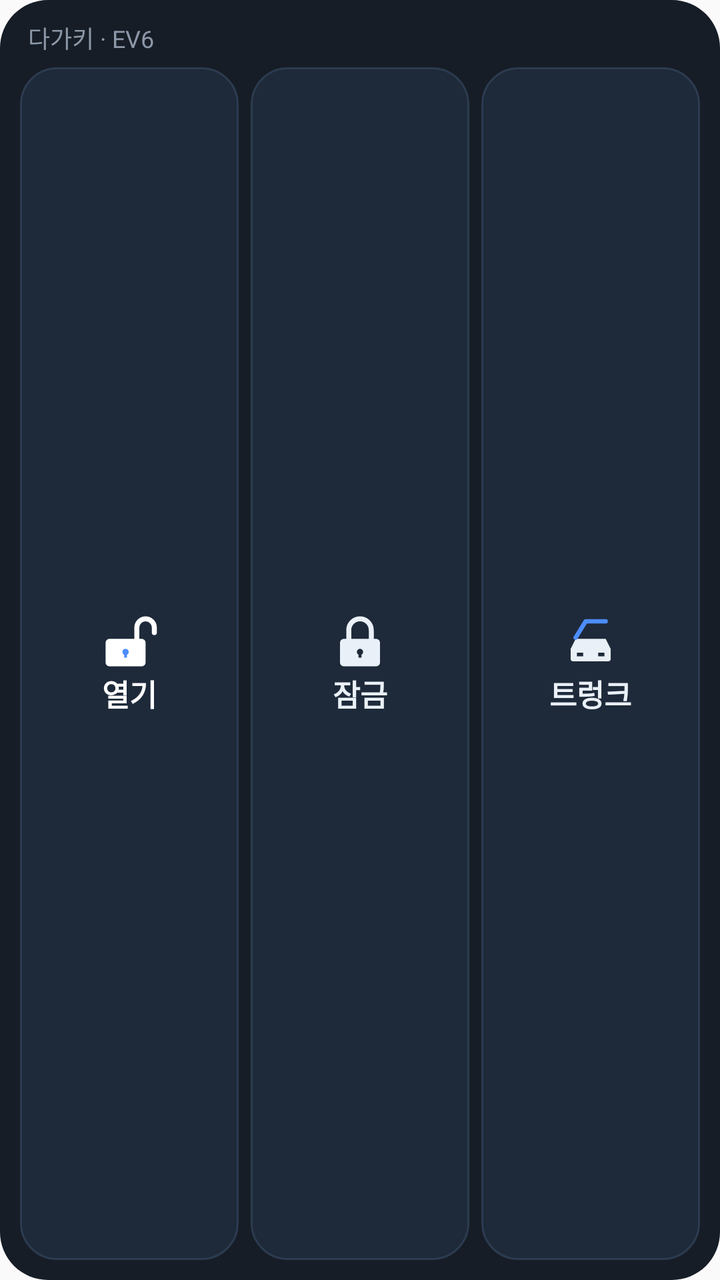
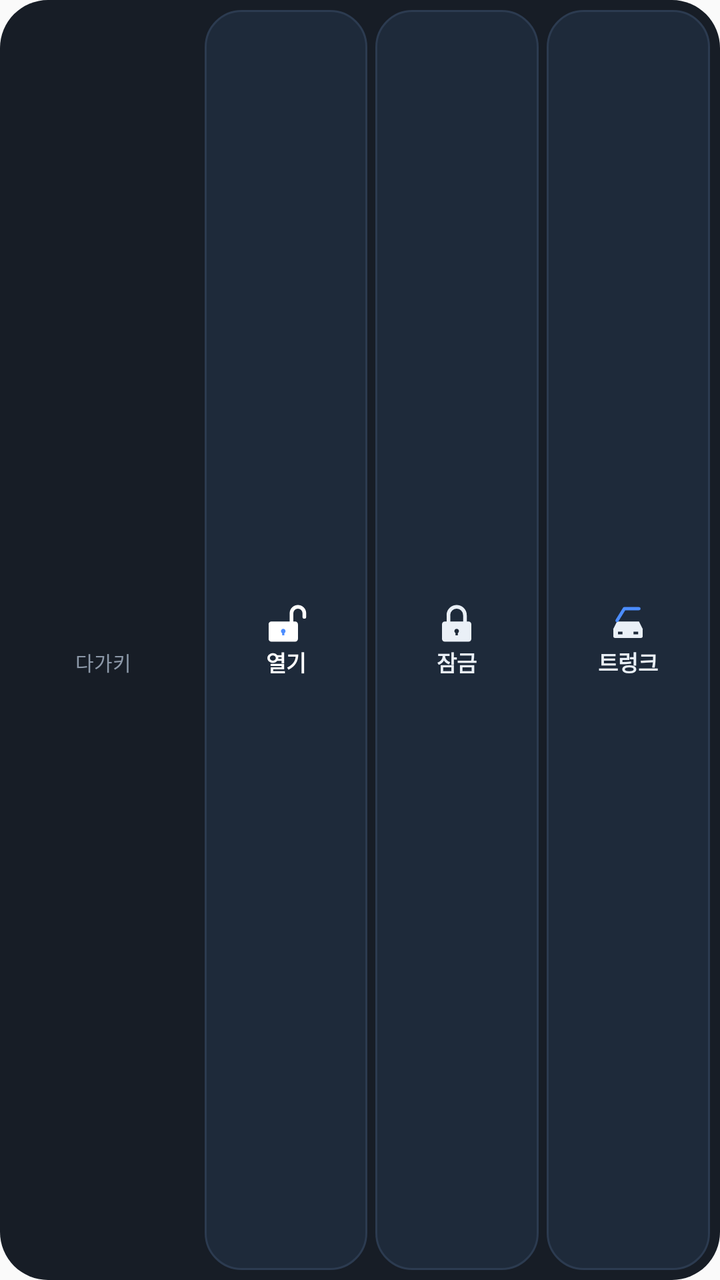

Two renders of the same Android screen: before a commit and after it. Below are the layout's source before the change and the commit's diff.
<!-- AndroidManifest.xml: application theme android:Theme.Material.Light.NoActionBar -->
<!-- res/layout/widget.xml -->
<?xml version="1.0" encoding="utf-8"?>
<LinearLayout xmlns:android="http://schemas.android.com/apk/res/android"
    android:layout_width="match_parent" android:layout_height="match_parent"
    android:orientation="vertical" android:padding="10dp" android:background="@drawable/widget_bg">
  <TextView android:id="@+id/w_title" android:layout_width="match_parent" android:layout_height="wrap_content"
      android:text="다가키 · EV6" android:textColor="#FF8C98A8" android:textSize="12sp" android:paddingStart="4dp" android:paddingBottom="6dp"/>
  <LinearLayout android:layout_width="match_parent" android:layout_height="0dp" android:layout_weight="1" android:orientation="horizontal">
    <LinearLayout android:id="@+id/w_unlock" android:layout_width="0dp" android:layout_height="match_parent" android:layout_weight="1"
        android:orientation="vertical" android:gravity="center" android:background="@drawable/widget_btn" android:layout_marginEnd="6dp">
      <ImageView android:layout_width="30dp" android:layout_height="30dp" android:src="@drawable/ic_btn_unlock"/>
      <TextView android:layout_width="wrap_content" android:layout_height="wrap_content" android:text="열기"
          android:textColor="#FFFFFFFF" android:textSize="15sp" android:textStyle="bold"/>
    </LinearLayout>
    <LinearLayout android:id="@+id/w_lock" android:layout_width="0dp" android:layout_height="match_parent" android:layout_weight="1"
        android:orientation="vertical" android:gravity="center" android:background="@drawable/widget_btn" android:layout_marginEnd="6dp">
      <ImageView android:layout_width="30dp" android:layout_height="30dp" android:src="@drawable/ic_btn_lock"/>
      <TextView android:layout_width="wrap_content" android:layout_height="wrap_content" android:text="잠금"
          android:textColor="#FFEAF0F7" android:textSize="15sp" android:textStyle="bold"/>
    </LinearLayout>
    <LinearLayout android:id="@+id/w_trunk" android:layout_width="0dp" android:layout_height="match_parent" android:layout_weight="1"
        android:orientation="vertical" android:gravity="center" android:background="@drawable/widget_btn">
      <ImageView android:layout_width="30dp" android:layout_height="30dp" android:src="@drawable/ic_btn_trunk"/>
      <TextView android:layout_width="wrap_content" android:layout_height="wrap_content" android:text="트렁크"
          android:textColor="#FFEAF0F7" android:textSize="15sp" android:textStyle="bold"/>
    </LinearLayout>
  </LinearLayout>
</LinearLayout>
<!-- resources referenced by this layout -->
<resources>
  <!-- drawable ic_btn_trunk (drawable) -->
  <vector xmlns:android="http://schemas.android.com/apk/res/android" android:width="48dp" android:height="48dp" android:viewportWidth="48" android:viewportHeight="48">
    
    <path android:pathData="M8,30 L12,22 H36 L40,30 V38 a2,2 0 0,1 -2,2 H10 a2,2 0 0,1 -2,-2 Z" android:fillColor="#FFEAF0F7"/>
    <path android:pathData="M12,21 L20,8 H36" android:strokeColor="#FF4C8DFF" android:strokeWidth="3.5" android:strokeLineCap="round" android:strokeLineJoin="round" android:fillColor="#00000000"/>
    <path android:pathData="M13,33 h5 v3 h-5 z M30,33 h5 v3 h-5 z" android:fillColor="#FF1E2A3A"/>
  </vector>
  <!-- drawable widget_bg (drawable) -->
  <shape xmlns:android="http://schemas.android.com/apk/res/android" android:shape="rectangle">
    <solid android:color="#F20B111B"/>
    <corners android:radius="24dp"/>
  </shape>
  <!-- drawable widget_btn (drawable) -->
  <selector xmlns:android="http://schemas.android.com/apk/res/android">
    
    <item android:state_pressed="true">
      <shape android:shape="rectangle"><solid android:color="#FF4C8DFF"/><corners android:radius="18dp"/></shape>
    </item>
    
    <item>
      <shape android:shape="rectangle"><solid android:color="#FF1E2A3A"/><corners android:radius="18dp"/>
        <stroke android:width="1dp" android:color="#FF2C3B50"/></shape>
    </item>
  </selector>
  <!-- unchanged entries left out for length: 2 -->
</resources>

<!-- the commit's change to res/layout/widget.xml (unified diff, before → after) -->
@@ -1,27 +1,30 @@
 <?xml version="1.0" encoding="utf-8"?>
 <LinearLayout xmlns:android="http://schemas.android.com/apk/res/android"
     android:layout_width="match_parent" android:layout_height="match_parent"
-    android:orientation="vertical" android:padding="10dp" android:background="@drawable/widget_bg">
-  <TextView android:id="@+id/w_title" android:layout_width="match_parent" android:layout_height="wrap_content"
-      android:text="다가키 · EV6" android:textColor="#FF8C98A8" android:textSize="12sp" android:paddingStart="4dp" android:paddingBottom="6dp"/>
-  <LinearLayout android:layout_width="match_parent" android:layout_height="0dp" android:layout_weight="1" android:orientation="horizontal">
-    <LinearLayout android:id="@+id/w_unlock" android:layout_width="0dp" android:layout_height="match_parent" android:layout_weight="1"
-        android:orientation="vertical" android:gravity="center" android:background="@drawable/widget_btn" android:layout_marginEnd="6dp">
-      <ImageView android:layout_width="30dp" android:layout_height="30dp" android:src="@drawable/ic_btn_unlock"/>
-      <TextView android:layout_width="wrap_content" android:layout_height="wrap_content" android:text="열기"
-          android:textColor="#FFFFFFFF" android:textSize="15sp" android:textStyle="bold"/>
-    </LinearLayout>
-    <LinearLayout android:id="@+id/w_lock" android:layout_width="0dp" android:layout_height="match_parent" android:layout_weight="1"
-        android:orientation="vertical" android:gravity="center" android:background="@drawable/widget_btn" android:layout_marginEnd="6dp">
-      <ImageView android:layout_width="30dp" android:layout_height="30dp" android:src="@drawable/ic_btn_lock"/>
-      <TextView android:layout_width="wrap_content" android:layout_height="wrap_content" android:text="잠금"
-          android:textColor="#FFEAF0F7" android:textSize="15sp" android:textStyle="bold"/>
-    </LinearLayout>
-    <LinearLayout android:id="@+id/w_trunk" android:layout_width="0dp" android:layout_height="match_parent" android:layout_weight="1"
-        android:orientation="vertical" android:gravity="center" android:background="@drawable/widget_btn">
-      <ImageView android:layout_width="30dp" android:layout_height="30dp" android:src="@drawable/ic_btn_trunk"/>
-      <TextView android:layout_width="wrap_content" android:layout_height="wrap_content" android:text="트렁크"
-          android:textColor="#FFEAF0F7" android:textSize="15sp" android:textStyle="bold"/>
-    </LinearLayout>
+    android:orientation="horizontal" android:padding="5dp" android:gravity="center_vertical"
+    android:background="@drawable/widget_bg">
+  <LinearLayout android:id="@+id/w_app" android:layout_width="0dp" android:layout_height="match_parent" android:layout_weight="1.15"
+      android:orientation="vertical" android:gravity="center" android:background="@drawable/widget_btn_app" android:layout_marginEnd="4dp">
+    <ImageView android:layout_width="22dp" android:layout_height="22dp" android:src="@mipmap/ic_launcher"/>
+    <TextView android:id="@+id/w_title" android:layout_width="wrap_content" android:layout_height="wrap_content"
+        android:text="다가키" android:textColor="#FF8C98A8" android:textSize="10sp" android:maxLines="1" android:ellipsize="end"/>
+  </LinearLayout>
+  <LinearLayout android:id="@+id/w_unlock" android:layout_width="0dp" android:layout_height="match_parent" android:layout_weight="1"
+      android:orientation="vertical" android:gravity="center" android:background="@drawable/widget_btn" android:layout_marginEnd="4dp">
+    <ImageView android:layout_width="22dp" android:layout_height="22dp" android:src="@drawable/ic_btn_unlock"/>
+    <TextView android:layout_width="wrap_content" android:layout_height="wrap_content" android:text="열기"
+        android:textColor="#FFFFFFFF" android:textSize="11sp" android:textStyle="bold"/>
+  </LinearLayout>
+  <LinearLayout android:id="@+id/w_lock" android:layout_width="0dp" android:layout_height="match_parent" android:layout_weight="1"
+      android:orientation="vertical" android:gravity="center" android:background="@drawable/widget_btn" android:layout_marginEnd="4dp">
+    <ImageView android:layout_width="22dp" android:layout_height="22dp" android:src="@drawable/ic_btn_lock"/>
+    <TextView android:layout_width="wrap_content" android:layout_height="wrap_content" android:text="잠금"
+        android:textColor="#FFEAF0F7" android:textSize="11sp" android:textStyle="bold"/>
+  </LinearLayout>
+  <LinearLayout android:id="@+id/w_trunk" android:layout_width="0dp" android:layout_height="match_parent" android:layout_weight="1"
+      android:orientation="vertical" android:gravity="center" android:background="@drawable/widget_btn">
+    <ImageView android:layout_width="22dp" android:layout_height="22dp" android:src="@drawable/ic_btn_trunk"/>
+    <TextView android:layout_width="wrap_content" android:layout_height="wrap_content" android:text="트렁크"
+        android:textColor="#FFEAF0F7" android:textSize="11sp" android:textStyle="bold"/>
   </LinearLayout>
 </LinearLayout>
<!-- resource entries referenced after the edit -->
@@ -24,6 +24,41 @@
         <stroke android:width="1dp" android:color="#FF2C3B50"/></shape>
     </item>
   </selector>
+  <!-- drawable widget_btn_app (drawable) -->
+  <selector xmlns:android="http://schemas.android.com/apk/res/android">
+    <item android:state_pressed="true">
+      <shape android:shape="rectangle"><solid android:color="#FF2C3B50"/><corners android:radius="16dp"/></shape>
+    </item>
+    <item>
+      <shape android:shape="rectangle"><solid android:color="#00000000"/><corners android:radius="16dp"/></shape>
+    </item>
+  </selector>
+  <!-- mipmap ic_launcher (mipmap-anydpi-v26) -->
+  <?xml version="1.0" encoding="utf-8"?>
+  <adaptive-icon xmlns:android="http://schemas.android.com/apk/res/android">
+    <background android:drawable="@drawable/ic_bg"/>
+    <foreground android:drawable="@drawable/ic_fg"/>
+    <monochrome android:drawable="@drawable/ic_fg"/>
+  </adaptive-icon>
+  <!-- drawable ic_bg (drawable) -->
+  <vector xmlns:android="http://schemas.android.com/apk/res/android" android:width="108dp" android:height="108dp" android:viewportWidth="108" android:viewportHeight="108">
+    <path android:pathData="M0,0h108v108h-108z">
+      <aapt:attr xmlns:aapt="http://schemas.android.com/aapt" name="android:fillColor">
+        <gradient android:type="linear" android:startX="0" android:startY="0" android:endX="108" android:endY="108" android:startColor="#FF2F5FD0" android:endColor="#FF0E1420"/>
+      </aapt:attr>
+    </path>
+  </vector>
+  <!-- drawable ic_fg (drawable) -->
+  <vector xmlns:android="http://schemas.android.com/apk/res/android" android:width="108dp" android:height="108dp" android:viewportWidth="108" android:viewportHeight="108">
+    
+    <path android:pathData="M62,30 A16,16 0 0,1 62,52" android:strokeColor="#FF9CC0FF" android:strokeWidth="3" android:strokeLineCap="round" android:fillColor="#00000000"/>
+    <path android:pathData="M68,24 A24,24 0 0,1 68,58" android:strokeColor="#669CC0FF" android:strokeWidth="3" android:strokeLineCap="round" android:fillColor="#00000000"/>
+    
+    <path android:pathData="M40,48 V40 A10,10 0 0,1 59,36" android:strokeColor="#FFFFFFFF" android:strokeWidth="5" android:strokeLineCap="round" android:fillColor="#00000000"/>
+    
+    <path android:pathData="M32,48 h32 a4,4 0 0,1 4,4 v20 a4,4 0 0,1 -4,4 h-32 a4,4 0 0,1 -4,-4 v-20 a4,4 0 0,1 4,-4 z" android:fillColor="#FFFFFFFF"/>
+    <path android:pathData="M48,57 a4,4 0 1,1 -0.01,0 z M46.5,61 h3 v7 h-3 z" android:fillColor="#FF2F5FD0"/>
+  </vector>
   <!-- unchanged entries left out for length: 2 -->
 </resources>
 
